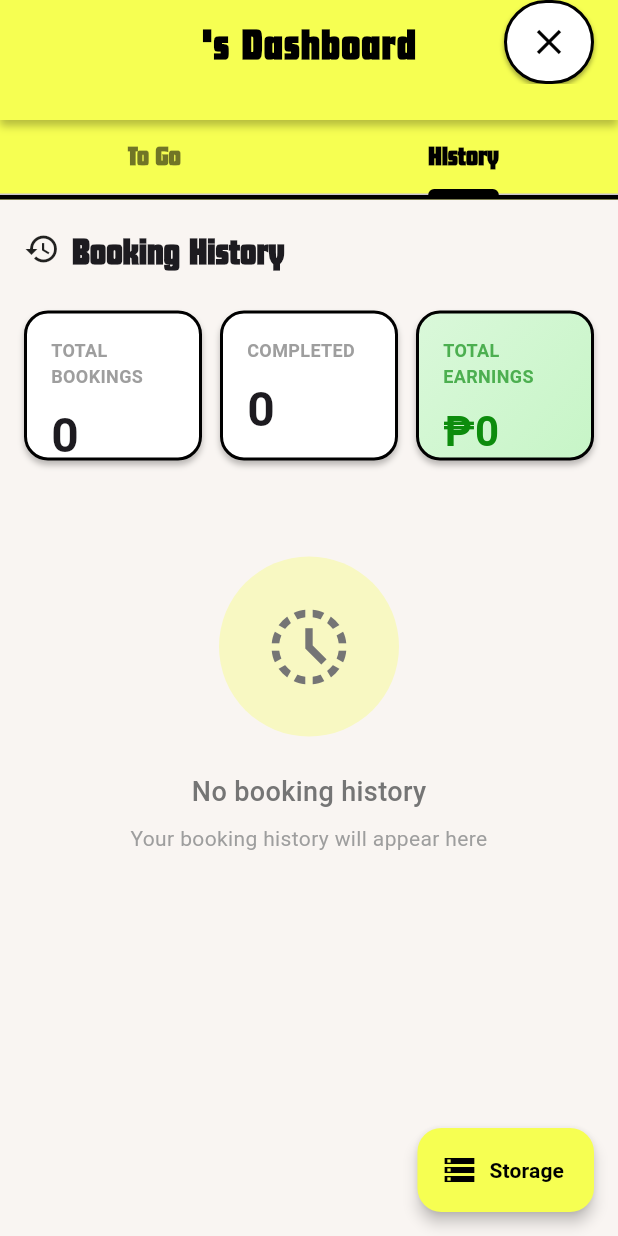
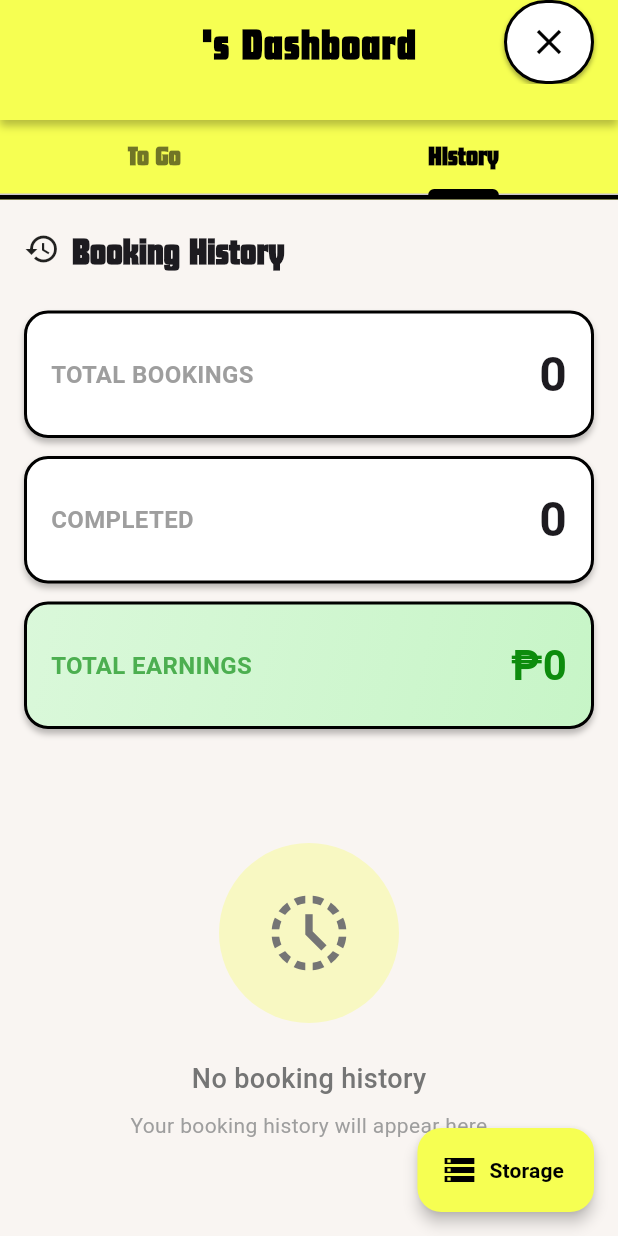
Before and after one commit to stephenrn/WINGR-Rent-A-Boyfriend-App, a Flutter app: the WingmanDashboardPage screen opened directly with empty values, tab 2 chosen, on a phone screen of 412 x 824 dp. Run offline on Flutter 3.47's test engine with Material 3 defaults, Android fonts, the light colour scheme and no system bars; our stand-ins replace shared_preferences, table_calendar; accounts and stored records are empty.

Commit message:
Refactor WingmanDashboardPage: Change stats layout from Row to Column for improved width and readability, update border radius for consistency

```diff
--- a/lib/wingman_dashboard_page.dart
+++ b/lib/wingman_dashboard_page.dart
@@ -891,14 +891,15 @@ class _WingmanDashboardPageState extends State<WingmanDashboardPage> with Ticker
 
           const SizedBox(height: 24),
 
-          // Stats boxes at the top
-          Row(
-            children: [
-              // Total bookings stat
-              Expanded(
-                child: Container(
-                  height: 100,
+          // Stats boxes at the top - Changed from Row to Column to make each container wider
+          Column(
+            children: [
+              // Total bookings stat - Now takes full width
+              Container(
+                width: double.infinity,
+                height: 85,
                 padding: const EdgeInsets.all(16),
+                margin: const EdgeInsets.only(bottom: 12),
                 decoration: BoxDecoration(
                   color: Colors.white,
                   borderRadius: BorderRadius.circular(16),
@@ -911,19 +912,17 @@ class _WingmanDashboardPageState extends State<WingmanDashboardPage> with Ticker
                     ),
                   ],
                 ),
-                  child: Column(
-                    crossAxisAlignment: CrossAxisAlignment.start,
-                    mainAxisAlignment: MainAxisAlignment.center,
+                child: Row(
+                  mainAxisAlignment: MainAxisAlignment.spaceBetween,
                   children: [
                     const Text(
                       "TOTAL BOOKINGS",
                       style: TextStyle(
-                          fontSize: 12,
+                        fontSize: 16,
                         fontWeight: FontWeight.bold,
                         color: Colors.grey,
                       ),
                     ),
-                      const SizedBox(height: 8),
                     Text(
                       "${_pastBookings.length}",
                       style: const TextStyle(
@@ -934,15 +933,13 @@ class _WingmanDashboardPageState extends State<WingmanDashboardPage> with Ticker
                   ],
                 ),
               ),
-              ),
-
-              const SizedBox(width: 12),
-
-              // Completed bookings stat
-              Expanded(
-                child: Container(
-                  height: 100,
+
+              // Completed bookings stat - Now takes full width
+              Container(
+                width: double.infinity,
+                height: 85,
                 padding: const EdgeInsets.all(16),
+                margin: const EdgeInsets.only(bottom: 12),
                 decoration: BoxDecoration(
                   color: Colors.white,
                   borderRadius: BorderRadius.circular(16),
@@ -955,19 +952,17 @@ class _WingmanDashboardPageState extends State<WingmanDashboardPage> with Ticker
                     ),
                   ],
                 ),
-                  child: Column(
-                    crossAxisAlignment: CrossAxisAlignment.start,
-                    mainAxisAlignment: MainAxisAlignment.center,
+                child: Row(
+                  mainAxisAlignment: MainAxisAlignment.spaceBetween,
                   children: [
                     const Text(
                       "COMPLETED",
                       style: TextStyle(
-                          fontSize: 12,
+                        fontSize: 16,
                         fontWeight: FontWeight.bold,
                         color: Colors.grey,
                       ),
                     ),
-                      const SizedBox(height: 8),
                     Text(
                       "$totalCompletedBookings",
                       style: const TextStyle(
@@ -978,15 +973,13 @@ class _WingmanDashboardPageState extends State<WingmanDashboardPage> with Ticker
                   ],
                 ),
               ),
-              ),
-
-              const SizedBox(width: 12),
-
-              // Total earnings stat
-              Expanded(
-                child: Container(
-                  height: 100,
+
+              // Total earnings stat - Now takes full width
+              Container(
+                width: double.infinity,
+                height: 85,
                 padding: const EdgeInsets.all(16),
+                margin: const EdgeInsets.only(bottom: 12),
                 decoration: BoxDecoration(
                   gradient: const LinearGradient(
                     colors: [Color(0xFFDAF8DA), Color(0xFFC7F5C7)],
@@ -1003,22 +996,18 @@ class _WingmanDashboardPageState extends State<WingmanDashboardPage> with Ticker
                     ),
                   ],
                 ),
-                  child: Column(
-                    crossAxisAlignment: CrossAxisAlignment.start,
-                    mainAxisAlignment: MainAxisAlignment.center,
+                child: Row(
+                  mainAxisAlignment: MainAxisAlignment.spaceBetween,
                   children: [
                     const Text(
                       "TOTAL EARNINGS",
                       style: TextStyle(
-                          fontSize: 12,
+                        fontSize: 16,
                         fontWeight: FontWeight.bold,
                         color: Colors.green,
                       ),
                     ),
-                      const SizedBox(height: 8),
-                      FittedBox(
-                        fit: BoxFit.scaleDown,
-                        child: Text(
+                    Text(
                       "₱${NumberFormat('#,###').format(totalEarnings)}",
                       style: const TextStyle(
                         fontSize: 28,
@@ -1026,9 +1015,7 @@ class _WingmanDashboardPageState extends State<WingmanDashboardPage> with Ticker
                         color: Color(0xFF0D8C0D),
                       ),
                     ),
-                      ),
-                    ],
-                  ),
+                  ],
                 ),
               ),
             ],
@@ -1041,7 +1028,12 @@ class _WingmanDashboardPageState extends State<WingmanDashboardPage> with Ticker
               : Container(
                   decoration: BoxDecoration(
                     color: Colors.white,
-                    borderRadius: BorderRadius.circular(16),
+                    // Modified borderRadius to only round the top corners
+                    borderRadius: const BorderRadius.only(
+                      topLeft: Radius.circular(16),
+                      topRight: Radius.circular(16),
+                      // Bottom corners are now square (not rounded)
+                    ),
                     border: Border.all(color: Colors.black, width: 2.5),
                     boxShadow: const [
                       BoxShadow(
@@ -1061,6 +1053,7 @@ class _WingmanDashboardPageState extends State<WingmanDashboardPage> with Ticker
                           borderRadius: BorderRadius.only(
                             topLeft: Radius.circular(13.5),
                             topRight: Radius.circular(13.5),
+                            // Bottom corners match the parent container (square)
                           ),
                         ),
                         child: const Row(
```
Lines whose indentation alone changed are shown as unchanged.
